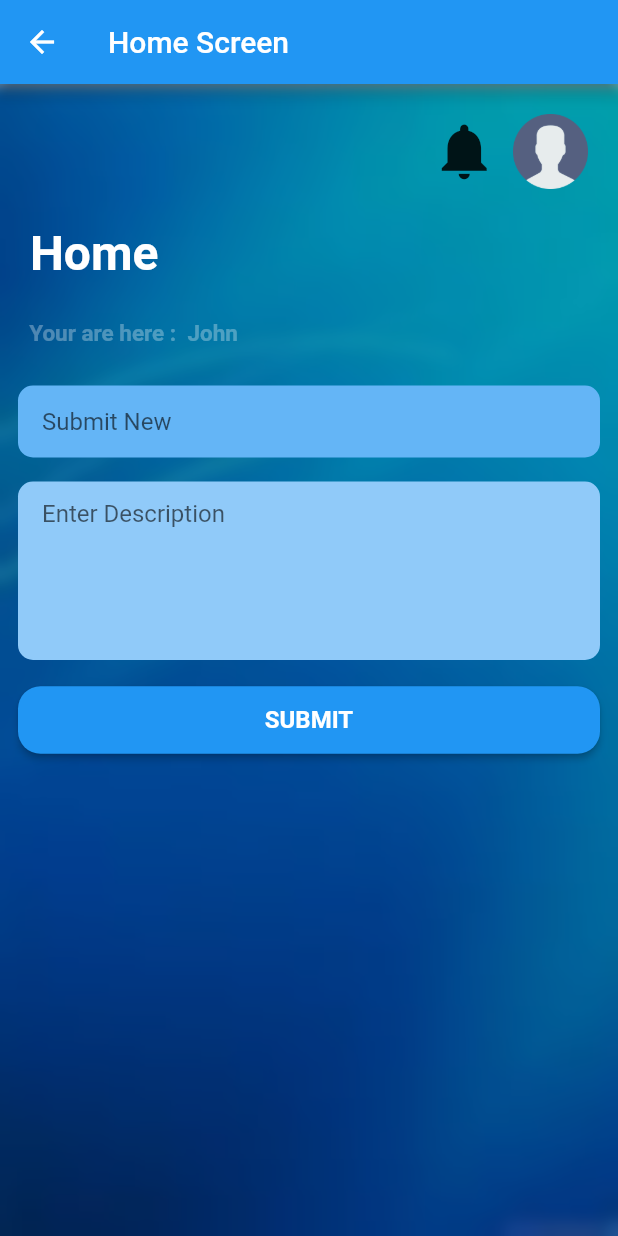
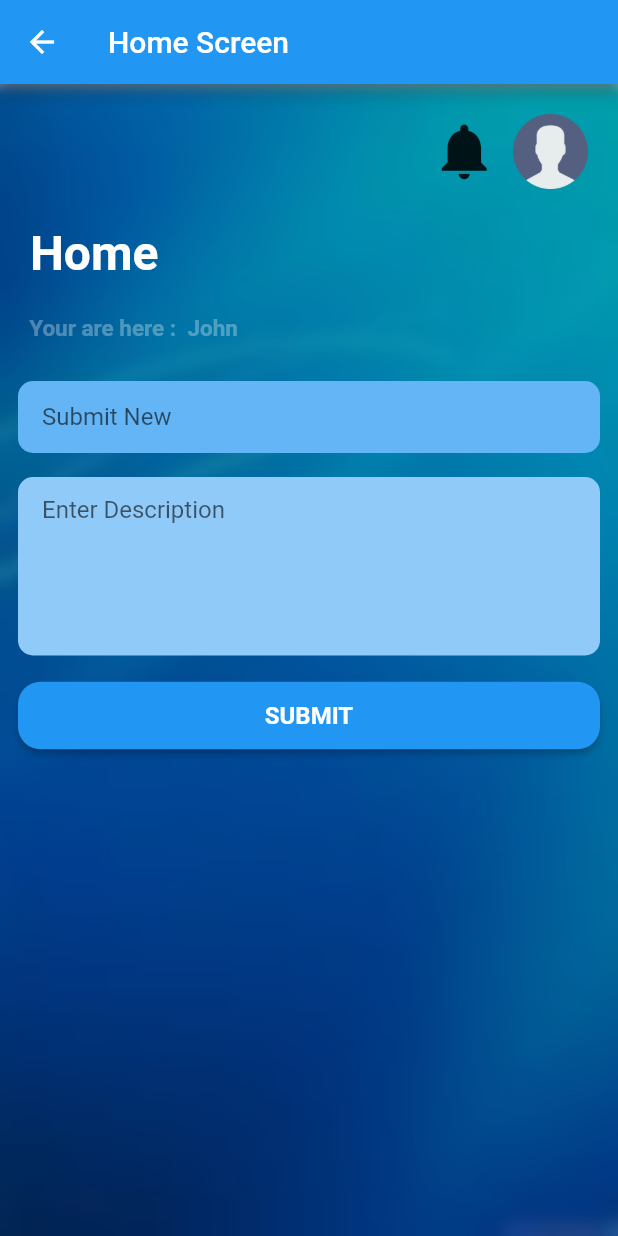
Before and after one commit to fcodelabs/training-app, a Flutter app: the screen it shows after launch, after a tap on "RANDOM", after a tap on "CONTINUE", on a phone screen of 412 x 824 dp. Run offline on Flutter 3.47's test engine with Material 2 defaults, Android fonts, the phone set to English and light mode, and no system bars; our stand-ins replace google_fonts; Roboto replaces fonts that are missing (Ubuntu).

```diff
--- a/lib/ui/diary_home_page/diary_home_page.dart
+++ b/lib/ui/diary_home_page/diary_home_page.dart
@@ -204,7 +204,7 @@ class DiaryHomePage extends State<ScreenState> {
                         ),
                       ),
                     ),
-                    const SizedBox(height: 25.0),
+                    const SizedBox(height: 22.0),
                     Align(
                       alignment: Alignment.centerLeft, // Added
                       child: Text(
```
